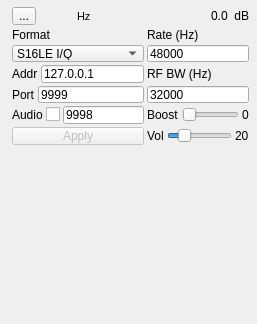
Before: the Qt Designer form plugins/channel/udpsrc/udpsrcgui.ui in f4exb/sdrangel, drawn with Qt 5.
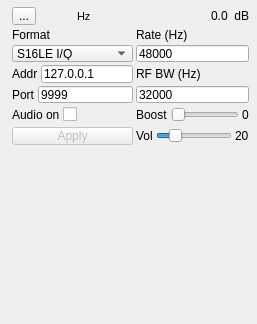
After: the same form once the commit is applied. Icons and pictures are not drawn. Custom widgets are drawn as their Qt base class.

Commit message: UDP Source: change UDP port and Audio port accordingly

Diff of the .ui file:
```diff
--- a/plugins/channel/udpsrc/udpsrcgui.ui
+++ b/plugins/channel/udpsrc/udpsrcgui.ui
@@ -319,7 +319,7 @@
       <item>
        <widget class="QLabel" name="audioPortlabel">
         <property name="text">
-         <string>Audio</string>
+         <string>Audio on</string>
         </property>
        </widget>
       </item>
@@ -334,14 +334,17 @@
        </widget>
       </item>
       <item>
-       <widget class="QLineEdit" name="audioPort">
-        <property name="toolTip">
-         <string>Audio input port</string>
+       <spacer name="horizontalSpacer_2">
+        <property name="orientation">
+         <enum>Qt::Horizontal</enum>
         </property>
-        <property name="text">
-         <string>9998</string>
+        <property name="sizeHint" stdset="0">
+         <size>
+          <width>40</width>
+          <height>20</height>
+         </size>
         </property>
-       </widget>
+       </spacer>
       </item>
      </layout>
     </item>
```
The commit also changes 1 other file.
